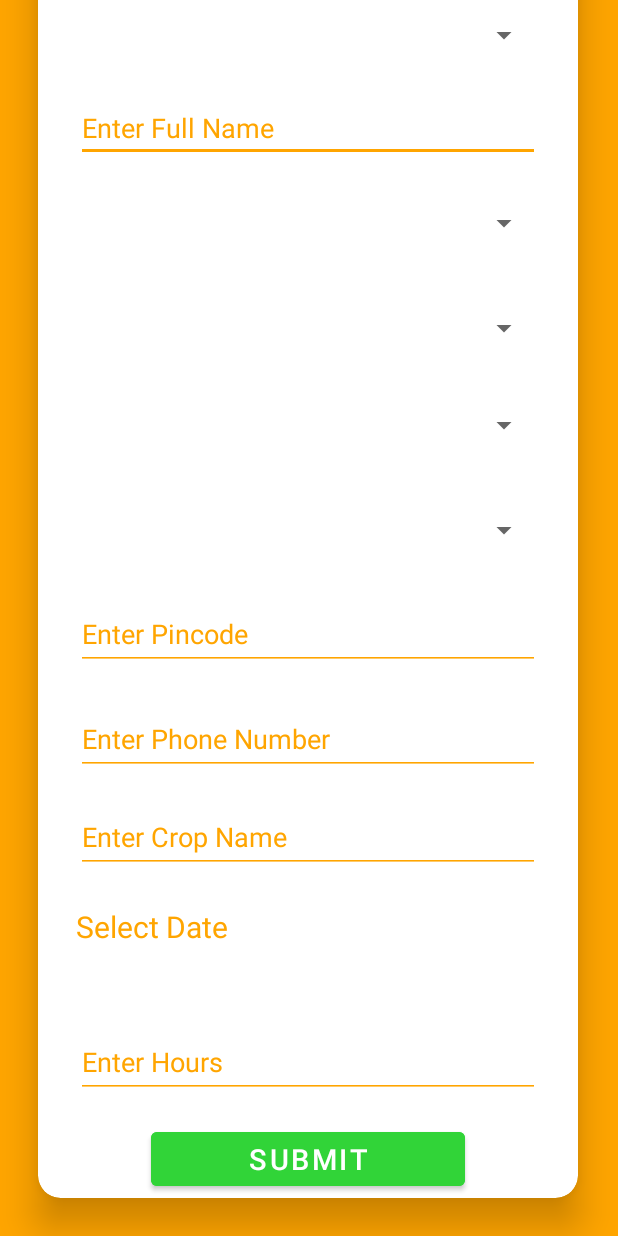
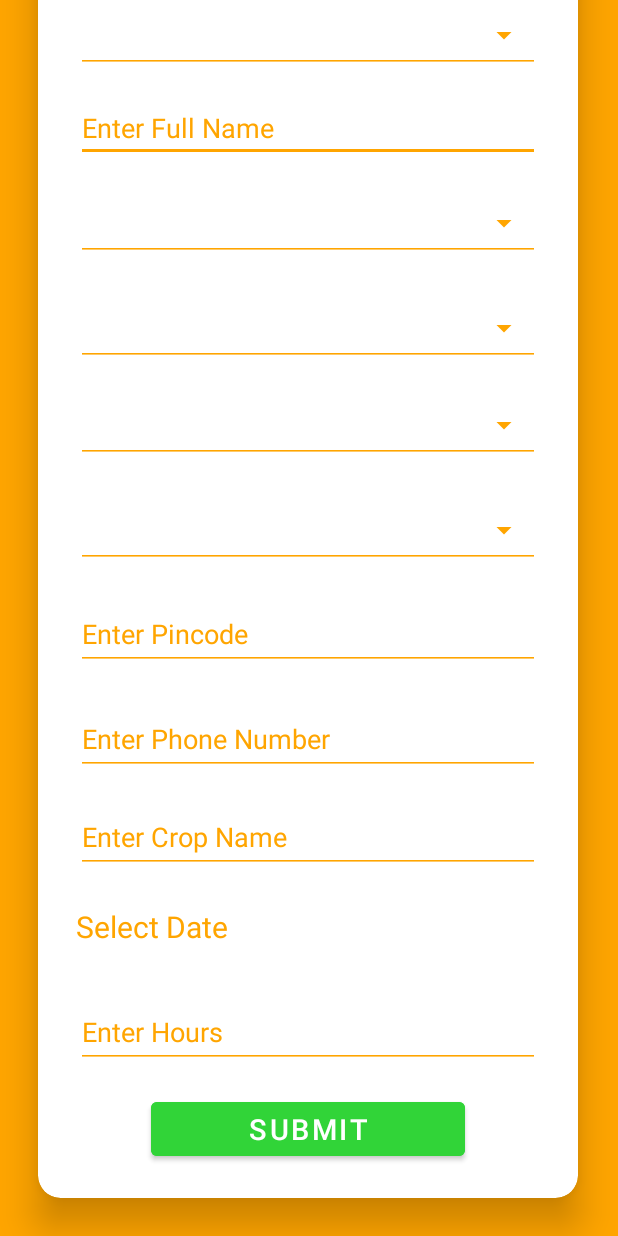
Before and after one commit to AbhayKachhadiya/Agrihelp, an Android app: the layout fragment_booking.xml on its own in the app's theme, with its tools: preview values and no code run, scrolled down 361 dp, on a phone screen of 412 x 824 dp. Run offline under Robolectric (Android 15) with nearby library versions, the phone set to English and light mode, and no system bars; plain views replace ImageSlider; network calls fail.

Commit message:
updated booking fragment

```diff
--- a/app/src/main/java/com/example/agrihelp/BookingFragment.kt
+++ b/app/src/main/java/com/example/agrihelp/BookingFragment.kt
@@ -93,8 +93,7 @@ class BookingFragment : Fragment(), OnItemSelectedListener {
         val imageList = ArrayList<SlideModel>() // Create image list
 
         imageList.add(SlideModel(R.drawable.harvester))
-        imageList.add(SlideModel(R.drawable.drone_sprayer))
-        imageList.add(SlideModel(R.drawable.thresher1))
+        imageList.add(SlideModel(R.drawable.drone_sprayer1))
 
         val imageSlider = view.findViewById<ImageSlider>(R.id.image_slider)
 
--- a/app/src/main/res/layout/fragment_booking.xml
+++ b/app/src/main/res/layout/fragment_booking.xml
@@ -18,7 +18,7 @@
     <!-- TODO: Update blank fragment layout -->
     <androidx.cardview.widget.CardView
         android:layout_width="match_parent"
-        android:layout_height="200sp"
+        android:layout_height="match_parent"
         app:cardCornerRadius="20sp"
         android:layout_margin="25sp"
         app:cardElevation="30sp">
@@ -26,9 +26,9 @@
         <com.denzcoskun.imageslider.ImageSlider
             android:id="@+id/image_slider"
             android:layout_width="wrap_content"
-            android:layout_height="match_parent"
+            android:layout_height="193sp"
             app:iss_auto_cycle="true"
-            app:iss_period="1000"
+            app:iss_period="3000"
             app:iss_delay="0" />
 
     </androidx.cardview.widget.CardView>
@@ -46,8 +46,7 @@
 
     <RelativeLayout
         android:layout_width="match_parent"
-        android:layout_height="wrap_content" >
-
+        android:layout_height="match_parent" >
 
         <TextView
             android:id="@+id/txtContactForm"
@@ -68,6 +67,8 @@
             android:layout_height="50sp"
             android:layout_marginHorizontal="25sp"
             android:layout_marginTop="100sp"
+            style="@style/Base.Widget.AppCompat.Spinner.Underlined"
+            android:backgroundTint="@color/orange_500"
             tools:ignore="SpeakableTextPresentCheck" />
 
         <EditText
@@ -80,7 +81,6 @@
             android:backgroundTint="@color/orange_500"
             android:hint="@string/full_name"
             android:inputType="text"
-
             android:textColorHint="@color/orange_500"
             tools:ignore="TextContrastCheck,TouchTargetSizeCheck,TouchTargetSizeCheck" />
 
@@ -90,6 +90,8 @@
             android:layout_height="50sp"
             android:layout_marginHorizontal="25sp"
             android:layout_marginTop="225sp"
+            style="@style/Base.Widget.AppCompat.Spinner.Underlined"
+            android:backgroundTint="@color/orange_500"
             android:textColor="@color/orange_500"
             tools:ignore="SpeakableTextPresentCheck" />
 
@@ -100,7 +102,9 @@
             android:layout_marginHorizontal="25sp"
             android:layout_marginTop="295sp"
             android:textColor="@color/orange_500"
-            android:layout_gravity="end"
+            android:layout_gravity="center"
+            style="@style/Base.Widget.AppCompat.Spinner.Underlined"
+            android:backgroundTint="@color/orange_500"
             tools:ignore="SpeakableTextPresentCheck" />
 
         <Spinner
@@ -110,7 +114,9 @@
             android:layout_marginHorizontal="25sp"
             android:layout_marginTop="360sp"
             android:textColor="@color/orange_500"
-            android:layout_gravity="end"
+            android:layout_gravity="center"
+            style="@style/Base.Widget.AppCompat.Spinner.Underlined"
+            android:backgroundTint="@color/orange_500"
             tools:ignore="SpeakableTextPresentCheck" />
 
         <Spinner
@@ -120,7 +126,9 @@
             android:layout_marginHorizontal="25sp"
             android:layout_marginTop="430sp"
             android:textColor="@color/orange_500"
-            android:layout_gravity="end"
+            android:layout_gravity="center"
+            style="@style/Base.Widget.AppCompat.Spinner.Underlined"
+            android:backgroundTint="@color/orange_500"
             tools:ignore="SpeakableTextPresentCheck" />
 
         <EditText
@@ -168,18 +176,14 @@
         <TextView
             android:id="@+id/idEdtDate"
             android:layout_width="match_parent"
-            android:layout_height="wrap_content"
+            android:layout_height="45sp"
             android:layout_marginHorizontal="25sp"
             android:layout_marginTop="705sp"
             android:autofillHints=""
             android:backgroundTint="@color/orange_500"
             android:hint="@string/date"
-            android:minHeight="30dp"
             android:textSize="20sp"
             android:textColorHint="@color/orange_500"
-            android:clickable="false"
-            android:cursorVisible="false"
-            android:focusable="false"
             android:focusableInTouchMode="false"
             tools:ignore="TextContrastCheck,TextFields" />
 
@@ -188,7 +192,7 @@
             android:layout_width="match_parent"
             android:layout_height="wrap_content"
             android:layout_marginHorizontal="25sp"
-            android:layout_marginTop="785sp"
+            android:layout_marginTop="765sp"
             android:autofillHints=""
             android:backgroundTint="@color/orange_500"
             android:hint="@string/hours"
@@ -201,7 +205,7 @@
             android:layout_width="210sp"
             android:layout_height="wrap_content"
             android:layout_marginHorizontal="75sp"
-            android:layout_marginTop="850sp"
+            android:layout_marginTop="830sp"
             android:backgroundTint="@color/green_500"
             android:text="@string/submit"
             android:textColor="#ffffff"
```
Also changed, not shown: app/src/main/res/layout/fragment_profile.xml (+6 -13 lines), app/src/main/res/values/strings.xml (+0 -10 lines), app/src/main/res/drawable/thresher2.jpg (deleted).
